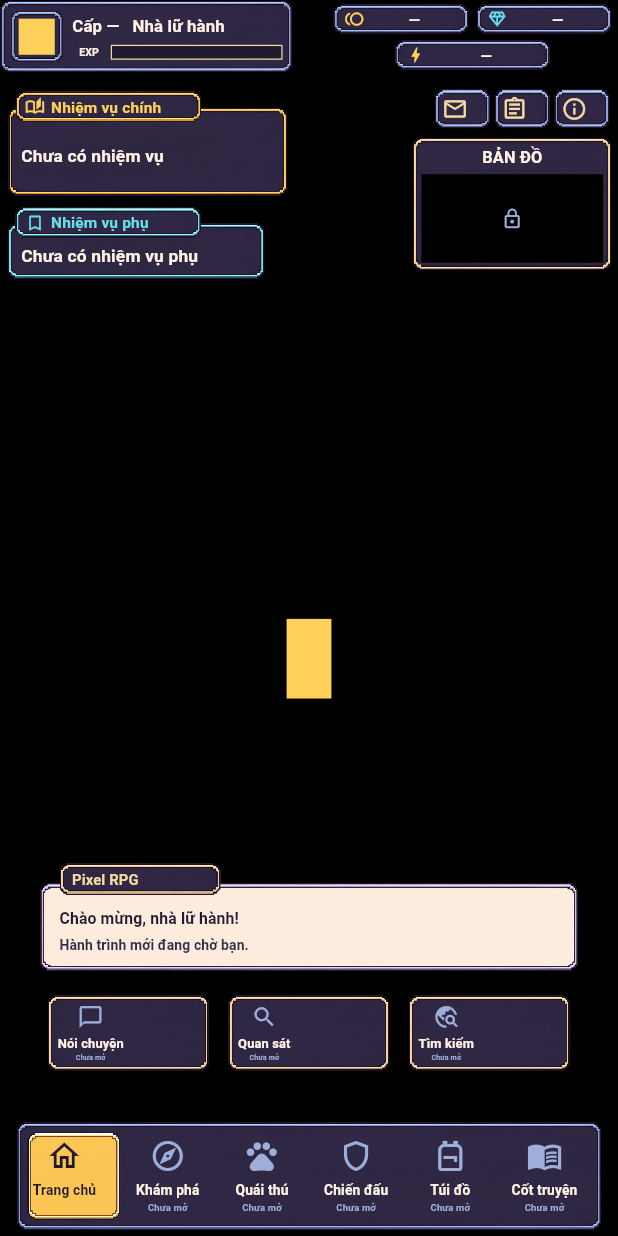
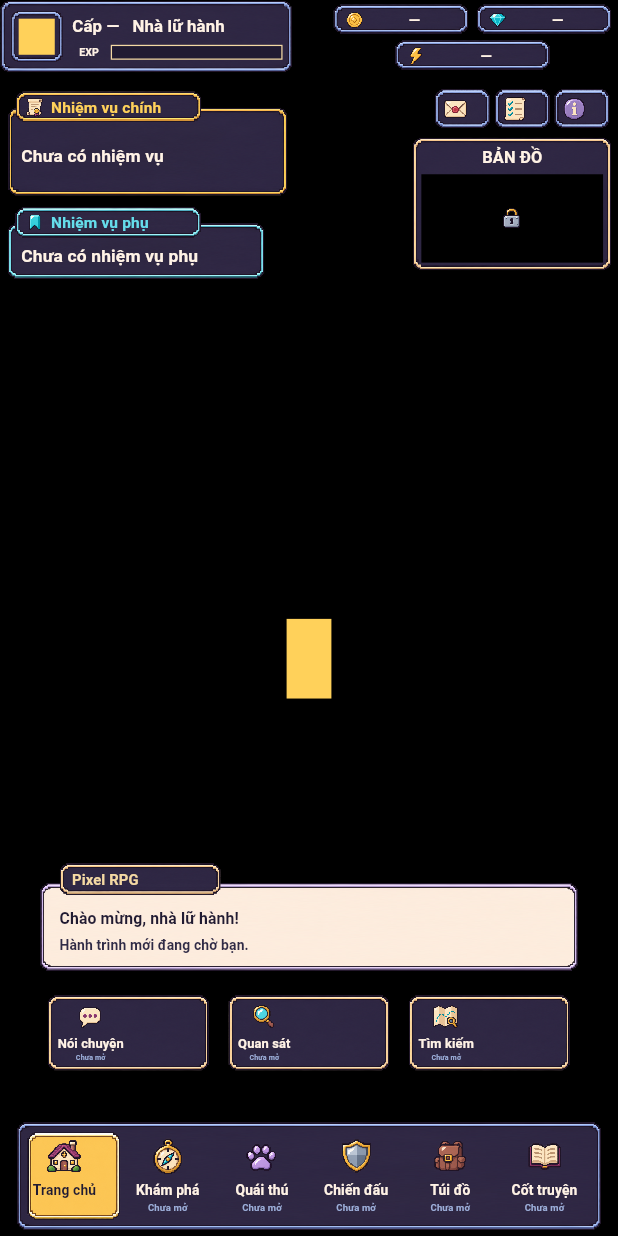
Before and after one commit to majinbaka/ham-master, a Flutter app: the screen it shows after launch, on a phone screen of 412 x 824 dp. Run offline on Flutter 3.47's test engine with Material 3 defaults, Android fonts, the phone set to English and light mode, and no system bars; our stand-ins replace flutter_riverpod, go_router.

Commit message:
feat: Add pixel icon atlas and integrate icons into home UI components

```diff
--- a/lib/features/home/presentation/home_footer.dart
+++ b/lib/features/home/presentation/home_footer.dart
@@ -2,6 +2,7 @@ import 'package:flutter/material.dart';
 
 import '../../../app/theme/pixel_ui_colors.dart';
 import 'pixel_frame.dart';
+import 'pixel_icon.dart';
 
 class HomeDialogue extends StatelessWidget {
   const HomeDialogue({super.key});
@@ -68,9 +69,9 @@ class HomeActions extends StatelessWidget {
     mainAxisAlignment: MainAxisAlignment.spaceBetween,
     children: [
       for (final item in const [
-        (Icons.chat_bubble_outline, 'Nói chuyện'),
-        (Icons.search, 'Quan sát'),
-        (Icons.travel_explore, 'Tìm kiếm'),
+        (PixelIconKind.talk, 'Nói chuyện'),
+        (PixelIconKind.observe, 'Quan sát'),
+        (PixelIconKind.search, 'Tìm kiếm'),
       ])
         SizedBox(
           width: 260,
@@ -84,7 +85,7 @@ class HomeActions extends StatelessWidget {
               child: Column(
                 mainAxisAlignment: MainAxisAlignment.center,
                 children: [
-                  Icon(item.$1, size: 42, color: PixelUiColors.cool),
+                  PixelIcon(item.$1, size: 42),
                   const SizedBox(height: 6),
                   SizedBox(
                     height: 30,
--- a/lib/features/home/presentation/home_hud.dart
+++ b/lib/features/home/presentation/home_hud.dart
@@ -2,6 +2,7 @@ import 'package:flutter/material.dart';
 
 import '../../../app/theme/pixel_ui_colors.dart';
 import 'pixel_frame.dart';
+import 'pixel_icon.dart';
 
 /// Fixed 470 × 118 design units; anchored independently of resource counters.
 class HomeProfile extends StatelessWidget {
@@ -80,45 +81,28 @@ class HomeResources extends StatelessWidget {
       const Row(
         children: [
           Expanded(
-            child: _Counter(
-              icon: Icons.toll,
-              label: 'Vàng',
-              color: PixelUiColors.gold,
-            ),
+            child: _Counter(icon: PixelIconKind.coin, label: 'Vàng'),
           ),
           SizedBox(width: 12),
           Expanded(
-            child: _Counter(
-              icon: Icons.diamond_outlined,
-              label: 'Ngọc',
-              color: PixelUiColors.cyan,
-            ),
+            child: _Counter(icon: PixelIconKind.gem, label: 'Ngọc'),
           ),
         ],
       ),
       const SizedBox(height: 8),
       const SizedBox(
         width: 250,
-        child: _Counter(
-          icon: Icons.bolt,
-          label: 'Năng lượng',
-          color: PixelUiColors.gold,
-        ),
+        child: _Counter(icon: PixelIconKind.energy, label: 'Năng lượng'),
       ),
     ],
   );
 }
 
 class _Counter extends StatelessWidget {
-  const _Counter({
-    required this.icon,
-    required this.label,
-    required this.color,
-  });
+  const _Counter({required this.icon, required this.label});
 
-  final IconData icon;
+  final PixelIconKind icon;
   final String label;
-  final Color color;
 
   @override
   Widget build(BuildContext context) => Semantics(
@@ -131,7 +115,7 @@ class _Counter extends StatelessWidget {
         padding: const EdgeInsets.symmetric(horizontal: 14, vertical: 4),
         child: Row(
           children: [
-            Icon(icon, color: color, size: 32),
+            PixelIcon(icon, size: 32),
             const SizedBox(width: 12),
             const Expanded(child: PixelLabel('—', fontSize: 28)),
           ],
--- a/lib/features/home/presentation/home_navigation.dart
+++ b/lib/features/home/presentation/home_navigation.dart
@@ -2,18 +2,19 @@ import 'package:flutter/material.dart';
 
 import '../../../app/theme/pixel_ui_colors.dart';
 import 'pixel_frame.dart';
+import 'pixel_icon.dart';
 
 /// Six fixed slots in one row, independent of the viewport's aspect ratio.
 class HomeNavigation extends StatelessWidget {
   const HomeNavigation({super.key});
 
   static const _items = [
-    (Icons.home_outlined, 'Trang chủ'),
-    (Icons.explore_outlined, 'Khám phá'),
-    (Icons.pets_outlined, 'Quái thú'),
-    (Icons.shield_outlined, 'Chiến đấu'),
-    (Icons.backpack_outlined, 'Túi đồ'),
-    (Icons.menu_book_outlined, 'Cốt truyện'),
+    (PixelIconKind.home, 'Trang chủ'),
+    (PixelIconKind.compass, 'Khám phá'),
+    (PixelIconKind.beasts, 'Quái thú'),
+    (PixelIconKind.battle, 'Chiến đấu'),
+    (PixelIconKind.backpack, 'Túi đồ'),
+    (PixelIconKind.story, 'Cốt truyện'),
   ];
 
   @override
@@ -34,13 +35,7 @@ class HomeNavigation extends StatelessWidget {
                 child: Column(
                   mainAxisAlignment: MainAxisAlignment.center,
                   children: [
-                    Icon(
-                      _items[i].$1,
-                      size: 58,
-                      color: i == 0
-                          ? PixelUiColors.outline
-                          : PixelUiColors.cool,
-                    ),
+                    PixelIcon(_items[i].$1, size: 58),
                     const SizedBox(height: 10),
                     SizedBox(
                       height: 32,
--- a/lib/features/home/presentation/home_overview.dart
+++ b/lib/features/home/presentation/home_overview.dart
@@ -2,6 +2,7 @@ import 'package:flutter/material.dart';
 
 import '../../../app/theme/pixel_ui_colors.dart';
 import 'pixel_frame.dart';
+import 'pixel_icon.dart';
 
 /// Quest panels always stay stacked at the left edge, as in the reference.
 class HomeQuests extends StatelessWidget {
@@ -18,7 +19,7 @@ class HomeQuests extends StatelessWidget {
           title: 'Nhiệm vụ chính',
           message: 'Chưa có nhiệm vụ',
           accent: PixelUiColors.gold,
-          icon: Icons.auto_stories_outlined,
+          icon: PixelIconKind.quest,
         ),
       ),
       SizedBox(height: 16),
@@ -29,7 +30,7 @@ class HomeQuests extends StatelessWidget {
           title: 'Nhiệm vụ phụ',
           message: 'Chưa có nhiệm vụ phụ',
           accent: PixelUiColors.cyan,
-          icon: Icons.bookmark_border,
+          icon: PixelIconKind.bookmark,
         ),
       ),
     ],
@@ -52,13 +53,7 @@ class HomeMinimap extends StatelessWidget {
             label: 'Bản đồ chưa mở',
             child: const ColoredBox(
               color: Colors.black,
-              child: Center(
-                child: Icon(
-                  Icons.lock_outline,
-                  color: PixelUiColors.cool,
-                  size: 36,
-                ),
-              ),
+              child: Center(child: PixelIcon(PixelIconKind.lock, size: 36)),
             ),
           ),
         ),
@@ -78,7 +73,7 @@ class _QuestPanel extends StatelessWidget {
   final String title;
   final String message;
   final Color accent;
-  final IconData icon;
+  final PixelIconKind icon;
 
   @override
   Widget build(BuildContext context) => Stack(
@@ -112,7 +107,7 @@ class _QuestPanel extends StatelessWidget {
           padding: const EdgeInsets.symmetric(horizontal: 12, vertical: 4),
           child: Row(
             children: [
-              Icon(icon, size: 32, color: accent),
+              PixelIcon(icon, size: 32),
               const SizedBox(width: 10),
               Expanded(
                 child: PixelLabel(
@@ -137,9 +132,9 @@ class HomeUtilities extends StatelessWidget {
   Widget build(BuildContext context) => Row(
     children: [
       for (final icon in const [
-        Icons.mail_outline,
-        Icons.assignment_outlined,
-        Icons.info_outline,
+        PixelIconKind.mail,
+        PixelIconKind.tasks,
+        PixelIconKind.info,
       ])
         Expanded(
           child: ExcludeSemantics(
@@ -148,7 +143,7 @@ class HomeUtilities extends StatelessWidget {
               child: PixelFrame(
                 skin: PixelFrameSkin.cool,
                 padding: const EdgeInsets.all(8),
-                child: Icon(icon, size: 42, color: PixelUiColors.cream),
+                child: PixelIcon(icon, size: 42),
               ),
             ),
           ),
--- /dev/null
+++ b/lib/features/home/presentation/pixel_icon.dart
@@ -0,0 +1,112 @@
+import 'dart:ui' as ui;
+
+import 'package:flutter/material.dart';
+
+/// Measured square regions in the production icon atlas, in row order.
+enum PixelIconKind {
+  coin,
+  gem,
+  energy,
+  home,
+  compass,
+  beasts,
+  battle,
+  backpack,
+  story,
+  quest,
+  bookmark,
+  lock,
+  mail,
+  tasks,
+  info,
+  talk,
+  observe,
+  search;
+
+  static const asset = 'assets/ui/icon-atlas.png';
+
+  Rect get source => Rect.fromLTWH(
+    (index % 6) * 256.0,
+    const [64.0, 388.0, 720.0][index ~/ 6],
+    256,
+    256,
+  );
+}
+
+/// Decorative artwork; surrounding controls and labels own its semantics.
+class PixelIcon extends StatefulWidget {
+  const PixelIcon(this.kind, {required this.size, super.key});
+
+  final PixelIconKind kind;
+  final double size;
+
+  @override
+  State<PixelIcon> createState() => _PixelIconState();
+}
+
+class _PixelIconState extends State<PixelIcon> {
+  ImageStream? _stream;
+  ImageInfo? _image;
+  late final _listener = ImageStreamListener(_receiveImage);
+
+  @override
+  void didChangeDependencies() {
+    super.didChangeDependencies();
+    final stream = const AssetImage(
+      PixelIconKind.asset,
+    ).resolve(createLocalImageConfiguration(context));
+    if (_stream?.key == stream.key) return;
+    _stream?.removeListener(_listener);
+    _stream = stream;
+    stream.addListener(_listener);
+  }
+
+  void _receiveImage(ImageInfo image, bool synchronousCall) {
+    setState(() {
+      _image?.dispose();
+      _image = image;
+    });
+  }
+
+  @override
+  void dispose() {
+    _stream?.removeListener(_listener);
+    _image?.dispose();
+    super.dispose();
+  }
+
+  @override
+  Widget build(BuildContext context) => ExcludeSemantics(
+    child: SizedBox.square(
+      dimension: widget.size,
+      child: CustomPaint(
+        painter: _IconPainter(image: _image?.image, kind: widget.kind),
+      ),
+    ),
+  );
+}
+
+class _IconPainter extends CustomPainter {
+  const _IconPainter({required this.image, required this.kind});
+
+  final ui.Image? image;
+  final PixelIconKind kind;
+
+  @override
+  void paint(Canvas canvas, Size size) {
+    final atlas = image;
+    if (atlas == null || size.isEmpty) return;
+    canvas.drawImageRect(
+      atlas,
+      kind.source,
+      Offset.zero & size,
+      Paint()
+        ..isAntiAlias = false
+        ..filterQuality = FilterQuality.none,
+    );
+  }
+
+  @override
+  bool shouldRepaint(_IconPainter oldDelegate) =>
+      image != oldDelegate.image || kind != oldDelegate.kind;
+}
--- a/pubspec.yaml
+++ b/pubspec.yaml
@@ -22,3 +22,4 @@ flutter:
   assets:
     - assets/branding/ndas-logo.png
     - assets/ui/frame-atlas.png
+    - assets/ui/icon-atlas.png
```
Also changed, not shown: assets/ui/icon-atlas.png (added), 5 other files.
